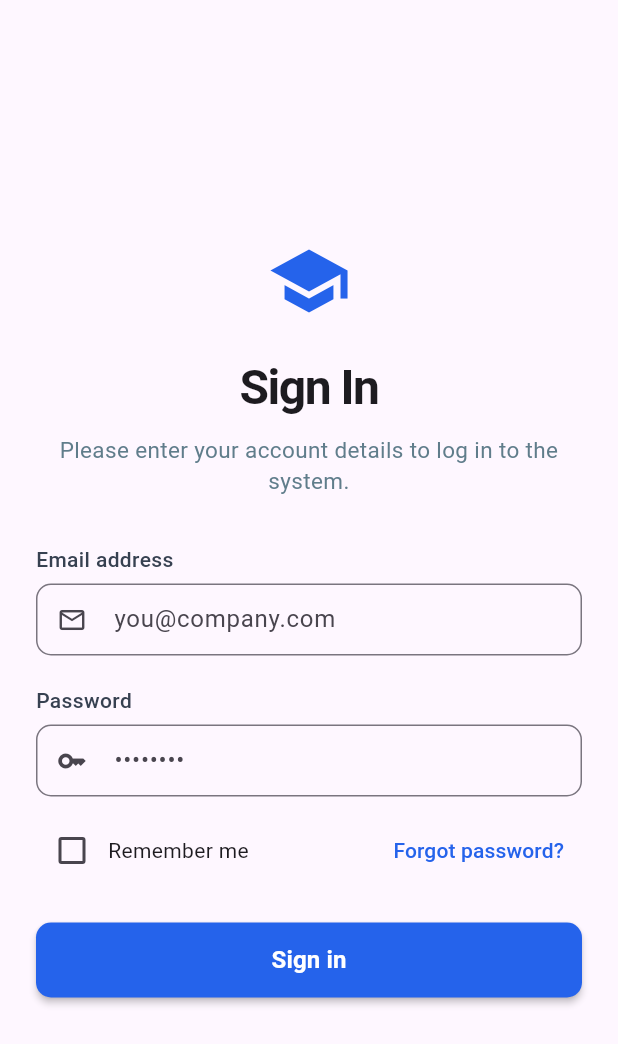
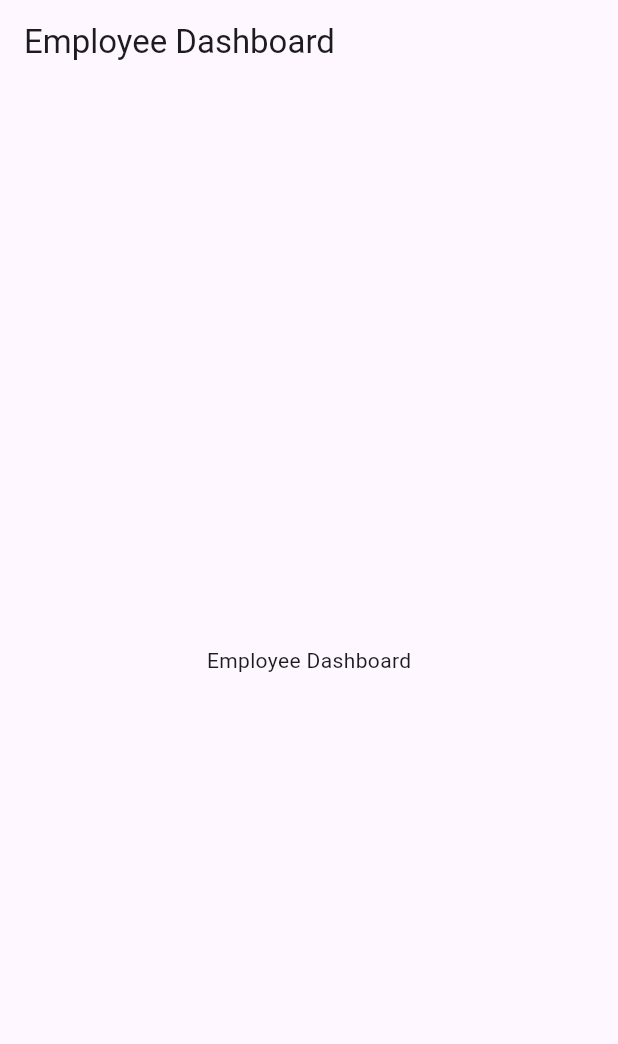
Before and after one commit to ToHoangHiep/SMET, a Flutter app: the screen it shows after launch, after a tap on "Sign in", on a phone screen of 412 x 824 dp. Shown: the top 1044 px of the screen. Run offline on Flutter 3.47's test engine with Material 3 defaults, Android fonts, the phone set to English and light mode, and no system bars; our stand-ins replace go_router.

Commit message:
update login with role

```diff
--- /dev/null
+++ b/lib/model/user.dart
@@ -0,0 +1,57 @@
+enum UserRole {
+  employee,
+  mentor,
+  projectManager,
+  admin,
+}
+
+class User {
+  final String email;
+  final String name;
+  final UserRole role;
+  final String? token;
+
+  User({
+    required this.email,
+    required this.name,
+    required this.role,
+    this.token,
+  });
+
+  factory User.fromJson(Map<String, dynamic> json) {
+    return User(
+      email: json['email'] ?? '',
+      name: json['name'] ?? '',
+      role: _parseRole(json['role']),
+      token: json['token'],
+    );
+  }
+
+  static UserRole _parseRole(String? role) {
+    switch (role?.toLowerCase()) {
+      case 'admin':
+        return UserRole.admin;
+      case 'project_manager':
+      case 'projectmanager':
+        return UserRole.projectManager;
+      case 'mentor':
+        return UserRole.mentor;
+      case 'employee':
+      default:
+        return UserRole.employee;
+    }
+  }
+
+  String get rolePath {
+    switch (role) {
+      case UserRole.admin:
+        return '/user_management';
+      case UserRole.projectManager:
+        return '/pm/dashboard';
+      case UserRole.mentor:
+        return '/mentor/dashboard';
+      case UserRole.employee:
+        return '/employee/dashboard';
+    }
+  }
+}
--- a/lib/page/login/login.dart
+++ b/lib/page/login/login.dart
@@ -1,5 +1,7 @@
 import 'package:flutter/foundation.dart';
 import 'package:flutter/material.dart';
+import 'package:go_router/go_router.dart';
+import 'package:smet/model/user.dart';
 import 'package:smet/page/login/login_Web.dart';
 import 'package:smet/page/login/login_mobile.dart';
 
@@ -18,6 +20,30 @@ class _LoginPageState extends State<LoginPage> {
   // Hàm xử lý đăng nhập
   void _onLoginPressed() {
     print("Login with: ${_emailController.text}");
+
+    // TODO: Gọi API login thực tế ở đây
+    // Mock user cho demo - thay thế bằng logic API thực tế
+    final email = _emailController.text.toLowerCase();
+    final user = _createMockUser(email);
+
+    // Điều hướng theo role
+    context.go(user.rolePath);
+  }
+
+  // Mock tạo user từ email - thay thế bằng API thực tế
+  User _createMockUser(String email) {
+    UserRole role;
+    if (email.contains('admin')) {
+      role = UserRole.admin;
+    } else if (email.contains('pm') || email.contains('project')) {
+      role = UserRole.projectManager;
+    } else if (email.contains('mentor')) {
+      role = UserRole.mentor;
+    } else {
+      role = UserRole.employee;
+    }
+
+    return User(email: email, name: email.split('@').first, role: role);
   }
 
   // CHỈ MỤC CHUNG: Toàn bộ nội dung bên trong Form
@@ -37,7 +63,7 @@ class _LoginPageState extends State<LoginPage> {
         TextField(
           controller: _emailController,
           decoration: InputDecoration(
-            hintText: "you@company.com",
+            hintText: "you@.com",
             prefixIcon: const Icon(Icons.mail_outline, size: 20),
             border: OutlineInputBorder(borderRadius: BorderRadius.circular(10)),
             contentPadding: const EdgeInsets.symmetric(
--- a/lib/router/app_router.dart
+++ b/lib/router/app_router.dart
@@ -1,3 +1,4 @@
+import 'package:flutter/material.dart';
 import 'package:go_router/go_router.dart';
 import 'package:smet/page/home/home.dart';
 import 'package:smet/page/login/login.dart';
@@ -17,6 +18,37 @@ class AppPages {
         path: '/home',
         builder: (context, state) => HomePage(),
       ),
+      // Role-based routes
+      GoRoute(
+        path: '/user_management',
+        builder: (context, state) => const _PlaceholderPage(title: 'User Management'),
+      ),
+      GoRoute(
+        path: '/pm/dashboard',
+        builder: (context, state) => const _PlaceholderPage(title: 'PM Dashboard'),
+      ),
+      GoRoute(
+        path: '/mentor/dashboard',
+        builder: (context, state) => const _PlaceholderPage(title: 'Mentor Dashboard'),
+      ),
+      GoRoute(
+        path: '/employee/dashboard',
+        builder: (context, state) => const _PlaceholderPage(title: 'Employee Dashboard'),
+      ),
     ],
   );
 }
+
+class _PlaceholderPage extends StatelessWidget {
+  final String title;
+
+  const _PlaceholderPage({required this.title});
+
+  @override
+  Widget build(BuildContext context) {
+    return Scaffold(
+      appBar: AppBar(title: Text(title)),
+      body: Center(child: Text(title)),
+    );
+  }
+}
```
